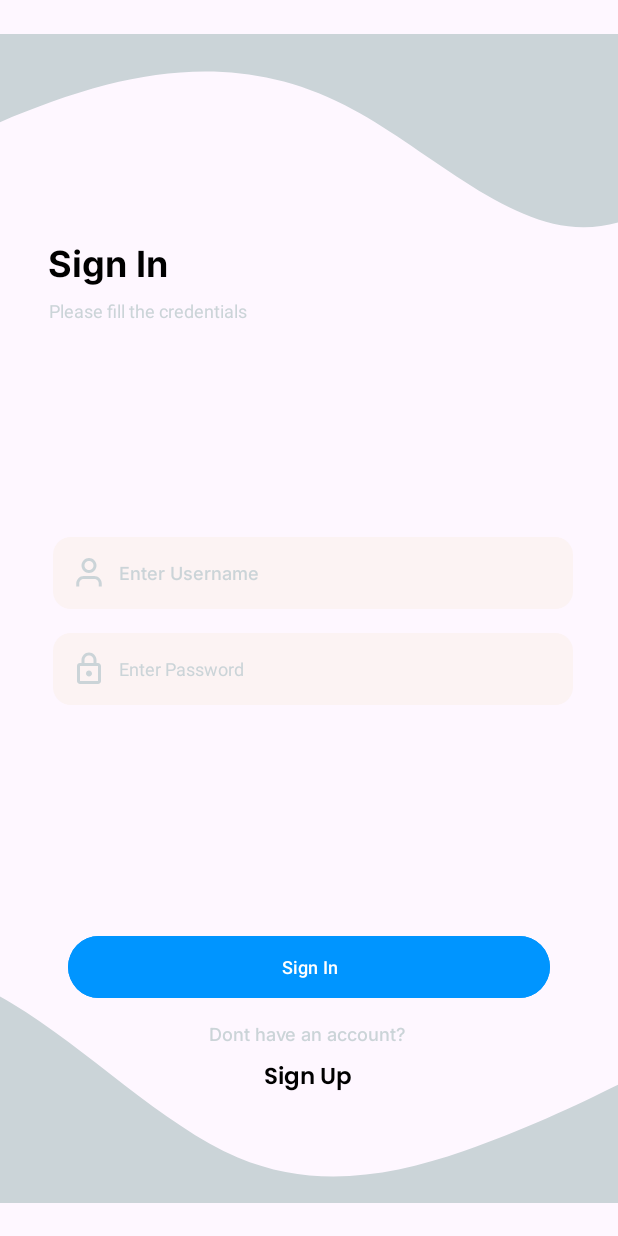
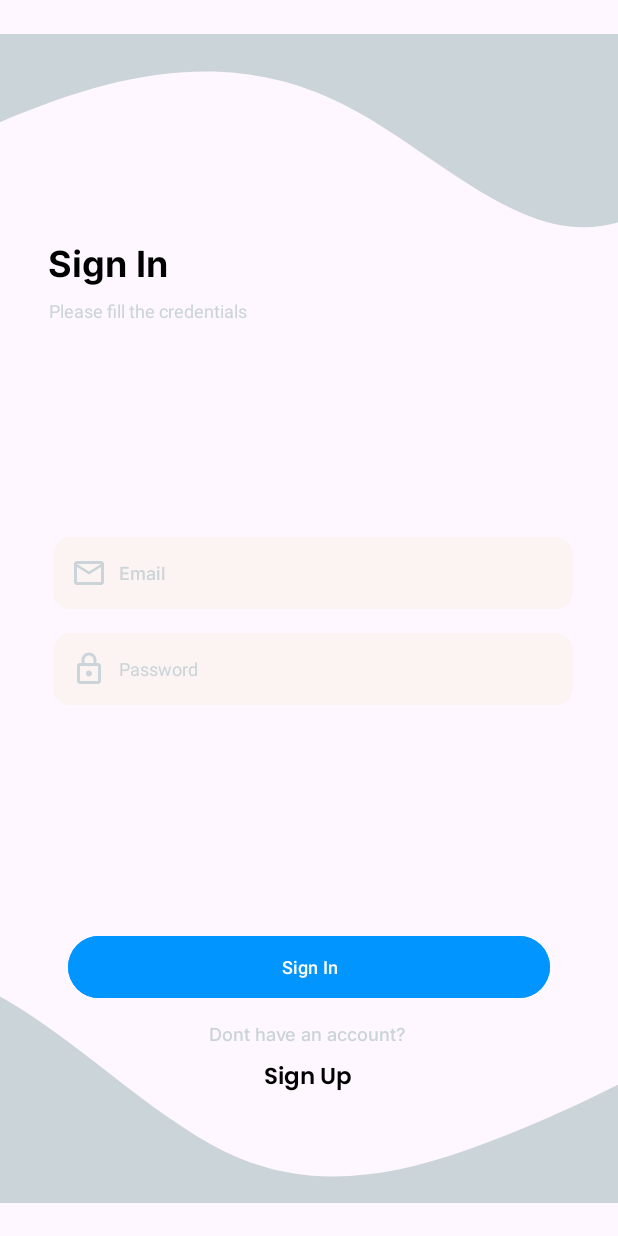
Before and after one commit to sugaryzer/Sugaryzer, an Android app: the fragment SignInFragment shown on its own in the app's theme, on a phone screen of 412 x 824 dp. Run offline under Robolectric (Android 15) with nearby library versions, the phone set to English and light mode, and no system bars; 3 statements that could not run were skipped.

Commit message:
feat: modify sign in layout

```diff
--- a/app/src/main/res/layout/activity_auth.xml
+++ b/app/src/main/res/layout/activity_auth.xml
@@ -5,7 +5,7 @@
     android:id="@+id/main"
     android:layout_width="match_parent"
     android:layout_height="match_parent"
-    tools:context=".ui.login.AuthActivity">
+    tools:context=".ui.auth.AuthActivity">
 
     <androidx.fragment.app.FragmentContainerView
         android:id="@+id/fragment_container_view"
--- a/app/src/main/res/layout/fragment_sign_in.xml
+++ b/app/src/main/res/layout/fragment_sign_in.xml
@@ -5,7 +5,7 @@ xmlns:app="http://schemas.android.com/apk/res-auto"
 xmlns:tools="http://schemas.android.com/tools"
 android:layout_width="match_parent"
 android:layout_height="match_parent"
-tools:context=".ui.login.signup.SignUpFragment">
+tools:context=".ui.auth.signup.SignUpFragment">
 
     <ImageView
         android:id="@+id/topwave"
@@ -58,23 +58,23 @@ tools:context=".ui.login.signup.SignUpFragment">
 
 
     <EditText
-        android:id="@+id/input_username"
+        android:id="@+id/inputEmail"
         android:layout_width="match_parent"
         android:layout_height="wrap_content"
         android:layout_marginStart="35dp"
         android:layout_marginEnd="30dp"
         android:background="@drawable/background_oauth"
-        android:drawableStart="@drawable/ic_user"
+        android:drawableStart="@drawable/ic_email"
         android:drawablePadding="8dp"
         android:fontFamily="@font/inter_medium"
-        android:hint="Enter Username"
+        android:hint="Email"
         android:textSize="12sp"
         android:inputType="text"
         android:padding="12dp"
         android:textColorHint="#CBD4D8" />
 
     <EditText
-        android:id="@+id/input_password"
+        android:id="@+id/inputPassword"
         android:layout_width="match_parent"
         android:layout_height="wrap_content"
         android:layout_marginStart="35dp"
@@ -85,7 +85,7 @@ tools:context=".ui.login.signup.SignUpFragment">
         android:drawableStart="@drawable/ic_password"
         android:drawablePadding="8dp"
         android:textSize="12sp"
-        android:hint="Enter Password"
+        android:hint="Password"
         android:inputType="textPassword"
         android:padding="12dp" />
 </LinearLayout>
```
